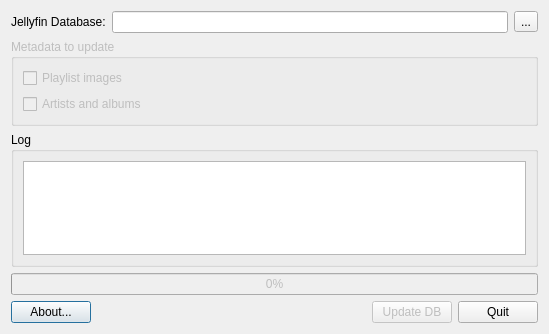
FelixdelasPozas/Jellyfin-Database-Tweaker, file MainDialog.ui: the form before one commit.
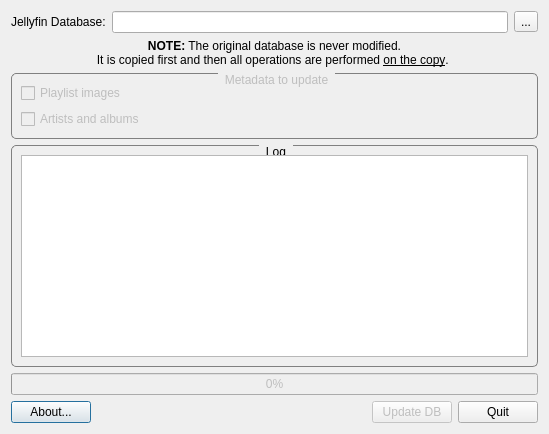
The form after the commit. Icons and pictures are not drawn.

Commit message: Database opening. Processing thread created, pending run() code.

Diff of the .ui file:
```diff
--- a/MainDialog.ui
+++ b/MainDialog.ui
@@ -7,7 +7,7 @@
     <x>0</x>
     <y>0</y>
     <width>549</width>
-    <height>334</height>
+    <height>434</height>
    </rect>
   </property>
   <property name="minimumSize">
@@ -23,7 +23,7 @@
    <iconset resource="rsc/resources.qrc">
     <normaloff>:/JellyfinDB/jellyfin-sql-tweak.svg</normaloff>:/JellyfinDB/jellyfin-sql-tweak.svg</iconset>
   </property>
-  <layout class="QVBoxLayout" name="verticalLayout" stretch="0,0,1,0,0">
+  <layout class="QVBoxLayout" name="verticalLayout" stretch="0,0,0,1,0,0">
    <item>
     <layout class="QHBoxLayout" name="horizontalLayout">
      <item>
@@ -55,11 +55,43 @@
      </item>
     </layout>
    </item>
+   <item>
+    <widget class="QLabel" name="label_2">
+     <property name="text">
+      <string>&lt;html&gt;&lt;head/&gt;&lt;body&gt;&lt;p&gt;&lt;span style=&quot; font-weight:600;&quot;&gt;NOTE:&lt;/span&gt; The original database is never modified.&lt;br/&gt;It is copied first and then all operations are performed &lt;span style=&quot; text-decoration: underline;&quot;&gt;on the copy&lt;/span&gt;. &lt;/p&gt;&lt;/body&gt;&lt;/html&gt;</string>
+     </property>
+     <property name="textFormat">
+      <enum>Qt::RichText</enum>
+     </property>
+     <property name="scaledContents">
+      <bool>false</bool>
+     </property>
+     <property name="alignment">
+      <set>Qt::AlignCenter</set>
+     </property>
+     <property name="wordWrap">
+      <bool>true</bool>
+     </property>
+    </widget>
+   </item>
    <item>
     <widget class="QGroupBox" name="m_metadata">
      <property name="enabled">
       <bool>false</bool>
      </property>
+     <property name="styleSheet">
+      <string notr="true">QGroupBox {
+    border: 1px solid gray;
+    border-radius: 5px;
+    margin-top: 2ex;
+}
+
+QGroupBox::title {
+    subcontrol-origin: margin;
+    subcontrol-position: top center; /* position at the top center */
+    padding: 0px 5px;
+}</string>
+     </property>
      <property name="title">
       <string>Metadata to update</string>
      </property>
@@ -86,6 +118,19 @@
    </item>
    <item>
     <widget class="QGroupBox" name="groupBox">
+     <property name="styleSheet">
+      <string notr="true">QGroupBox {
+    border: 1px solid gray;
+    border-radius: 5px;
+    margin-top: 2ex;
+}
+
+QGroupBox::title {
+    subcontrol-origin: margin;
+    subcontrol-position: top center; /* position at the top center */
+    padding: 0px 5px;
+}</string>
+     </property>
      <property name="title">
       <string>Log</string>
      </property>
```
The commit also changes 6 other files.
